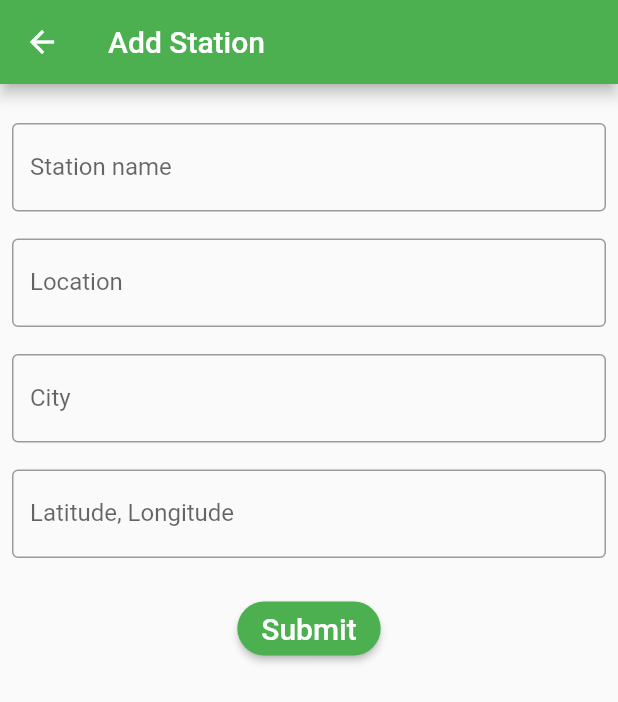
After one commit to GauthamS-013/Gocharge_app, a Flutter app: the admin_managestation screen opened directly, after a tap on "Add Station", on a phone screen of 412 x 824 dp. The commit adds this screen. Shown: the top 702 px of the screen. Run offline on Flutter 3.47's test engine with Material 2 defaults, Android fonts, the phone set to English and light mode, and no system bars; our stand-ins replace google_maps_flutter, shared_preferences; accounts and stored records are empty; network calls fail.

Commit message:
admin changes

```diff
--- /dev/null
+++ b/lib/Admin_Addstation.dart
@@ -0,0 +1,122 @@
+import 'package:ev_charging/Admin_managestation.dart';
+import 'package:flutter/material.dart';
+
+class addstation extends StatefulWidget {
+  const addstation({Key? key}) : super(key: key);
+
+  @override
+  State<addstation> createState() => _addstationState();
+}
+
+class _addstationState extends State<addstation> {
+  GlobalKey<FormState> key4 = GlobalKey<FormState>();
+  TextEditingController _stationname = TextEditingController();
+  TextEditingController _location = TextEditingController();
+  TextEditingController _city = TextEditingController();
+  TextEditingController _latilongi = TextEditingController();
+
+  @override
+  Widget build(BuildContext context) {
+    return Scaffold(
+      appBar: AppBar(
+        title: Text("Add Station"),
+      ),
+      body: Form(
+        key: key4,
+        child: Padding(
+          padding: const EdgeInsets.all(8.0),
+          child: Column(
+            children: [
+              SizedBox(
+                height: 18,
+              ),
+              TextFormField(
+                  controller: _stationname,
+                  decoration: InputDecoration(
+                    border: OutlineInputBorder(),
+                    labelText: 'Station name',
+                  ),
+                  validator: (n) {
+                    if (n!.isEmpty) {
+                      return "Please enter a name";
+                    }
+                  }),
+              SizedBox(
+                height: 18,
+              ),
+              TextFormField(
+                controller: _location,
+                decoration: InputDecoration(
+                  border: OutlineInputBorder(),
+                  labelText: 'Location',
+                ),
+                // validator: (n) {
+                //   if (n!.isEmpty) {
+                //     return "Please enter a location";
+                //   }
+                // }
+              ),
+              SizedBox(
+                height: 18,
+              ),
+              TextFormField(
+                controller: _city,
+                decoration: InputDecoration(
+                  border: OutlineInputBorder(),
+                  labelText: 'City',
+                ),
+                // validator: (n) {
+                //   if (n!.isEmpty) {
+                //     return "Please enter a city";
+                //   }
+                // }
+              ),
+              SizedBox(
+                height: 18,
+              ),
+              TextFormField(
+                controller: _latilongi,
+                keyboardType: TextInputType.number,
+                decoration: InputDecoration(
+                  border: OutlineInputBorder(),
+                  labelText: 'Latitude, Longitude',
+                ),
+                // validator: (n) {
+                //   if (n!.isEmpty) {
+                //     return "Please enter latitude, longitude";
+                //   }
+                // }
+              ),
+              SizedBox(
+                height: 23,
+              ),
+              ElevatedButton(
+                onPressed: () {
+                  bool validate = key4.currentState!.validate();
+                  print(validate);
+                  if (validate == true) {
+                    Navigator.pushReplacement(
+                        context,
+                        MaterialPageRoute(
+                            builder: (context) => admin_managestation()));
+                  }
+                },
+                style: ButtonStyle(
+                  shape: MaterialStateProperty.all<RoundedRectangleBorder>(
+                    RoundedRectangleBorder(
+                      borderRadius: BorderRadius.circular(30.0),
+                    ),
+                  ),
+                ),
+                child: Text(
+                  'Submit',
+                  style: TextStyle(fontSize: 20),
+                ),
+              )
+            ],
+          ),
+        ),
+      ),
+    );
+  }
+}
--- /dev/null
+++ b/lib/Admin_managestation.dart
@@ -0,0 +1,121 @@
+import 'package:ev_charging/Admin_Addstation.dart';
+import 'package:flutter/material.dart';
+
+import 'Stationdetails.dart';
+
+class Station {
+  final String? name;
+  final String? location;
+
+  Station({this.name, this.location});
+}
+
+class admin_managestation extends StatefulWidget {
+  const admin_managestation({Key? key}) : super(key: key);
+
+  @override
+  State<admin_managestation> createState() => _admin_managestationState();
+}
+
+class _admin_managestationState extends State<admin_managestation> {
+  var station = [
+    {
+      'Name': 'Ather Hub',
+      'Location': 'Ramanattukara',
+      'Image':
+          "https://media.istockphoto.com/id/901999846/vector/icon-charging-stations-of-electric-cars.jpg?s=612x612&w=0&k=20&c=mmCSrOptMqHGPugfm-iaHUoJqykLV5vJ24grr9YkcvI="
+    },
+    {
+      'Name': 'Ather Station',
+      'Location': 'Kozhikode',
+      'Image':
+          "https://media.istockphoto.com/id/901999846/vector/icon-charging-stations-of-electric-cars.jpg?s=612x612&w=0&k=20&c=mmCSrOptMqHGPugfm-iaHUoJqykLV5vJ24grr9YkcvI="
+    },
+    {
+      'Name': 'KSEB evStation',
+      'Location': 'Meenchanda',
+      'Image':
+          "https://media.istockphoto.com/id/901999846/vector/icon-charging-stations-of-electric-cars.jpg?s=612x612&w=0&k=20&c=mmCSrOptMqHGPugfm-iaHUoJqykLV5vJ24grr9YkcvI="
+    },
+    {
+      'Name': 'Ather hub',
+      'Location': 'Kozhikode',
+      'Image':
+          "https://media.istockphoto.com/id/901999846/vector/icon-charging-stations-of-electric-cars.jpg?s=612x612&w=0&k=20&c=mmCSrOptMqHGPugfm-iaHUoJqykLV5vJ24grr9YkcvI="
+    },
+    {
+      'Name': 'Ather Station',
+      'Location': 'Kozhikode',
+      'Image':
+          "https://media.istockphoto.com/id/901999846/vector/icon-charging-stations-of-electric-cars.jpg?s=612x612&w=0&k=20&c=mmCSrOptMqHGPugfm-iaHUoJqykLV5vJ24grr9YkcvI="
+    },
+  ];
+
+  @override
+  Widget build(BuildContext context) {
+    return Scaffold(
+      appBar: AppBar(
+        title: Text('Manage Stations'),
+      ),
+      body: ListView.builder(
+        itemCount: station.length,
+        itemBuilder: (context, index) {
+          return Padding(
+            padding: const EdgeInsets.all(8.0),
+            child: Container(
+              height: 80,
+              width: 90,
+              color: Colors.grey,
+              child: ListTile(
+                title: Text(
+                  'Name: ${station[index]["Name"]}',
+                  style: TextStyle(fontSize: 18),
+                ),
+                subtitle: Text(
+                  'Location: ${station[index]["Location"]}',
+                  style: TextStyle(fontSize: 18),
+                ),
+                leading: Container(
+                  height: 60,
+                  width: 60,
+                  decoration: BoxDecoration(
+                      image: DecorationImage(
+                        image: NetworkImage(
+                            'https://media.istockphoto.com/id/901999846/vector/icon-charging-stations-of-electric-cars.jpg?s=612x612&w=0&k=20&c=mmCSrOptMqHGPugfm-iaHUoJqykLV5vJ24grr9YkcvI='),
+                      ),
+                      shape: BoxShape.rectangle,
+                      color: Colors.white),
+                ),
+                onTap: () {
+                  // TODO: Implement station selection functionality
+                  // Perform actions when a station is tapped
+                  // Navigator.push(
+                  //   context,
+                  //   MaterialPageRoute(builder: (context) => Stationsdetail()),
+                  //);
+                },
+              ),
+            ),
+          );
+        },
+      ),
+      floatingActionButton: SizedBox(
+        width: 130,
+        child: FloatingActionButton(
+          shape:
+              RoundedRectangleBorder(borderRadius: BorderRadius.circular(20.0)),
+          onPressed: () {
+            Navigator.push(
+              context,
+              MaterialPageRoute(builder: (context) => addstation()),
+            );
+          },
+          backgroundColor: Colors.green,
+          child: Row(
+            children: [Icon(Icons.add), Text(" Add Station")],
+          ),
+        ),
+      ),
+    );
+  }
+}
--- a/lib/main.dart
+++ b/lib/main.dart
@@ -2,6 +2,7 @@ import 'dart:async';
 import 'package:ev_charging/booknow.dart';
 import 'package:flutter/material.dart';
 
+import 'Admin_Addstation.dart';
 import 'Admindashboard.dart';
 import 'Findstation.dart';
 import 'LoginPage.dart';
```
Also changed, not shown: lib/Admin_viewbooking.dart (added, +55 -0 lines), lib/Admindashboard.dart (+24 -3 lines).
